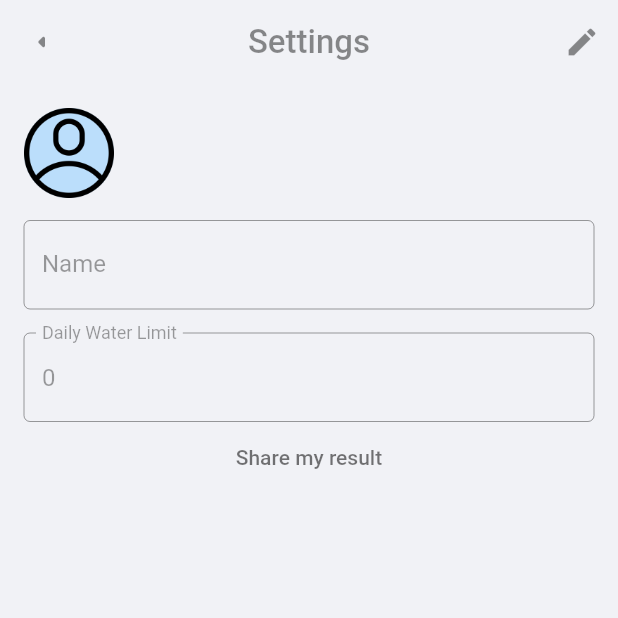
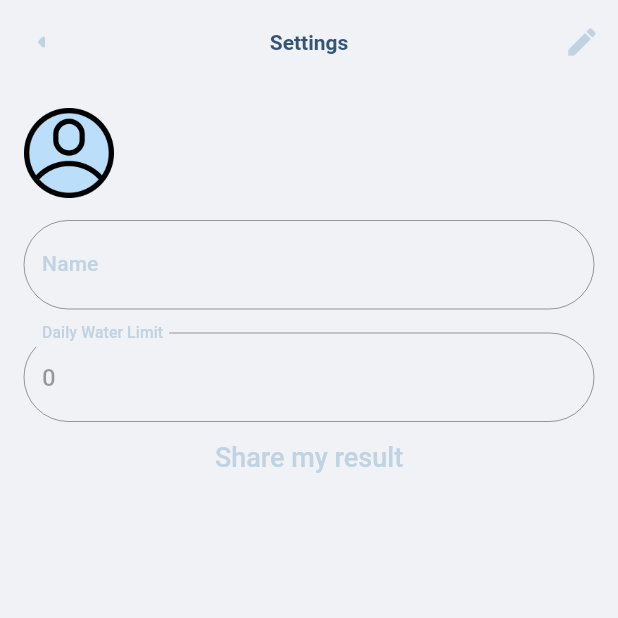
Before and after one commit to extrawest/ew_flutter_water_tracker_app, a Flutter app: the HomeScreen screen opened directly, item 3 of the bottom bar chosen, after a tap on "Share my result", on a phone screen of 412 x 824 dp, the top half of it. Run offline on Flutter 3.47's test engine with Material 2 defaults, Android fonts, the phone set to English and light mode, and no system bars; our stand-ins replace cloud_firestore, device_info, equatable, firebase_analytics, firebase_auth, firebase_core and 16 more; missing offline and left inert: flutter_facebook_auth, flutter_translate_annotations, flutter_udid; accounts and stored records are empty; network calls fail; project files that could hold a hidden picture were left out.

Commit message:
Fix bug with splash on buttons, customize light theme for the app

```diff
--- a/lib/screens/home_screen.dart
+++ b/lib/screens/home_screen.dart
@@ -83,8 +83,8 @@ class _HomeScreenState extends State<HomeScreen> {
             builder: (context, state) {
           if (state.linkParameter != null) {
             SchedulerBinding.instance!.addPostFrameCallback((timeStamp) {
-              ScaffoldMessenger.of(context).showSnackBar(
-                  SnackBar(content: Text('I drunk ${state.linkParameter} milliliters')));
+              ScaffoldMessenger.of(context).showSnackBar(SnackBar(
+                  content: Text('I drunk ${state.linkParameter} milliliters')));
               context.read<DynamicLinkBloc>().add(DropLink());
             });
           }
@@ -104,9 +104,11 @@ class _HomeScreenState extends State<HomeScreen> {
   }
 
   Widget _dateSelect() {
+    final theme = Theme.of(context);
     return BlocBuilder<DatePickerBloc, DatePickerState>(
         builder: (context, state) {
       return Container(
+        height: 50,
         margin: const EdgeInsets.all(10.0),
         decoration: BoxDecoration(
           color: Colors.white,
@@ -115,9 +117,11 @@ class _HomeScreenState extends State<HomeScreen> {
         child: Row(
           mainAxisAlignment: MainAxisAlignment.spaceBetween,
           children: [
-            IconButton(
-              icon: const Icon(Icons.arrow_drop_down),
-              onPressed: () {
+            Padding(
+              padding: const EdgeInsets.only(left: 12.0, right: 5),
+              child: _buttonWrapping(
+                  icon: Icon(Icons.arrow_drop_down, color: theme.primaryColor),
+                  onTap: () {
                     showDatePicker(
                       context: context,
                       initialDate: state.date ?? DateTime.now(),
@@ -128,25 +132,36 @@ class _HomeScreenState extends State<HomeScreen> {
                           .read<DatePickerBloc>()
                           .add(DatePickerSelectDate(date!));
                     });
-              },
+                  }),
             ),
-            Column(
+            Expanded(
+              child: Align(
+                alignment: Alignment.centerLeft,
+                child: Column(
+                  mainAxisAlignment: MainAxisAlignment.center,
                   children: [
-                Text(state.dayOfWeek),
-                Text(state.dateInfo),
+                    Text(state.dayOfWeek, style: Theme.of(context).textTheme.bodyText1,),
+                    Text(state.dateInfo, style: Theme.of(context).textTheme.bodyText1),
                   ],
                 ),
-            Row(children: [
-              IconButton(
-                icon: const Icon(Icons.arrow_left),
-                onPressed: () {},
               ),
-              const VerticalDivider(),
-              IconButton(
-                icon: const Icon(Icons.arrow_right),
-                onPressed: () {},
             ),
-            ]),
+            Row(
+              children: [
+                Padding(
+                  padding: const EdgeInsets.only(right: 10.0),
+                  child: _buttonWrapping(icon: Icon(Icons.arrow_left, color: theme.primaryColor), onTap: () {}),
+                ),
+                Padding(
+                  padding: const EdgeInsets.only(top: 5.0, bottom: 5.0),
+                  child: VerticalDivider(color: theme.primaryColor,),
+                ),
+                Padding(
+                  padding: const EdgeInsets.only(left: 10.0, right: 5),
+                  child: _buttonWrapping(icon: Icon(Icons.arrow_right, color: theme.primaryColor), onTap: () {}),
+                ),
+              ],
+            ),
           ],
         ),
       );
@@ -193,6 +208,7 @@ class _HomeScreenState extends State<HomeScreen> {
           children: [
             Container(
               margin: const EdgeInsets.all(10.0),
+              height: 50,
               decoration: BoxDecoration(
                 color: Colors.white,
                 borderRadius: BorderRadius.circular(20),
@@ -200,32 +216,25 @@ class _HomeScreenState extends State<HomeScreen> {
               child: Row(
                 mainAxisAlignment: MainAxisAlignment.spaceAround,
                 children: [
-                  IconButton(
-                    icon: const Icon(Icons.stacked_bar_chart),
-                    onPressed: () {},
-                  ),
+                  _buttonWrapping(
+                      icon: const Icon(Icons.stacked_bar_chart), onTap: () {}),
                   const SizedBox(),
-                  IconButton(
-                    icon: const Icon(Icons.account_circle_outlined),
-                    onPressed: () {
+                  _buttonWrapping(
+                      icon: const Icon(Icons.account_circle_outlined,),
+                      onTap: () {
                         final oldDailyLimit =
                             drinksProvider.state.dailyWaterLimit;
                         Navigator.pushNamed(context, profileScreenRoute,
                                 arguments: drinksProvider.state.drunkWater)
                             .then((dailyLimit) {
-                        if (dailyLimit == null || dailyLimit == oldDailyLimit) {
+                          if (dailyLimit == null ||
+                              dailyLimit == oldDailyLimit) {
                             return;
                           } else {
                             drinksProvider.add(LoadDailyLimit());
                           }
                         });
-                      // MaterialPageRoute(
-                      //     builder: (_) => BlocProvider<DrinksBloc>.value(
-                      //           value: context.read<DrinksBloc>(),
-                      //           child: const ProfileScreenWrapper(),
-                      //         )));
-                    },
-                  ),
+                      }),
                 ],
               ),
             ),
@@ -235,4 +244,18 @@ class _HomeScreenState extends State<HomeScreen> {
       );
     });
   }
+
+  Widget _buttonWrapping({required Icon icon, required void Function() onTap}) {
+    return Material(
+      child: InkWell(
+        highlightColor: Colors.blueAccent.withOpacity(0.5),
+        borderRadius: BorderRadius.circular(15),
+        onTap: onTap,
+        child: Padding(
+          padding: const EdgeInsets.all(8.0),
+          child: icon,
+        ),
+      ),
+    );
   }
+}
--- a/lib/screens/login_screen.dart
+++ b/lib/screens/login_screen.dart
@@ -3,6 +3,7 @@ import 'package:flutter_bloc/flutter_bloc.dart';
 import 'package:water_tracker/bloc/auth_bloc/auth_bloc_barrel.dart';
 import 'package:water_tracker/common/app_constants.dart';
 import 'package:water_tracker/routes.dart';
+import 'package:water_tracker/theme/decorations.dart';
 
 class LoginScreen extends StatefulWidget {
   const LoginScreen({Key? key}) : super(key: key);
@@ -79,12 +80,7 @@ class _LoginScreenState extends State<LoginScreen> {
               onPressed: () {
                 _loginUser();
               },
-              style: TextButton.styleFrom(
-                padding: const EdgeInsets.all(20),
-                primary: Colors.white,
-                backgroundColor:
-                    const Color.fromRGBO(67, 91, 206, 0.9019607843137255),
-              ),
+              style: textButtonStyle[0],
               child: const Text('Login')),
         ),
         TextButton(
@@ -113,10 +109,12 @@ class _LoginScreenState extends State<LoginScreen> {
         decoration: InputDecoration(
             hintText: hint,
             hintStyle: const TextStyle(fontSize: 20.0, color: Colors.black12),
-            focusedBorder: const OutlineInputBorder(
-                borderSide: BorderSide(color: Color(0xff5aaed4), width: 2)),
-            enabledBorder: const OutlineInputBorder(
-                borderSide: BorderSide(color: Colors.black12, width: 1)),
+            focusedBorder: OutlineInputBorder(
+                borderRadius: BorderRadius.circular(30.0),
+                borderSide: const BorderSide(color: Color(0xff5aaed4), width: 2)),
+            enabledBorder: OutlineInputBorder(
+                borderRadius: BorderRadius.circular(30.0),
+                borderSide: const BorderSide(color: Colors.black12, width: 1)),
             prefixIcon: Padding(
               padding: const EdgeInsets.only(left: 10.0, right: 10.0),
               child: IconTheme(
--- a/lib/screens/profile_screen.dart
+++ b/lib/screens/profile_screen.dart
@@ -7,6 +7,7 @@ import 'package:water_tracker/common/app_constants.dart';
 import 'package:water_tracker/repository/firestore_repository.dart';
 import 'package:water_tracker/repository/storage_repository.dart';
 import 'package:water_tracker/services/firebase/crashlytics_service.dart';
+import 'package:water_tracker/theme/decorations.dart';
 
 class ProfileScreenWrapper extends StatelessWidget {
   const ProfileScreenWrapper({Key? key}) : super(key: key);
@@ -40,16 +41,17 @@ class _ProfileScreenState extends State<ProfileScreen> {
   @override
   Widget build(BuildContext context) {
     final userProvider = context.read<UserProfileBloc>();
+    final theme = Theme.of(context);
     return Scaffold(
       appBar: AppBar(
-        title: const Text(
+        title: Text(
           'Settings',
-          style: TextStyle(color: Colors.black45),
+          style: theme.textTheme.bodyText1,
         ),
         centerTitle: true,
         actions: [
           IconButton(
-            icon: const Icon(Icons.edit),
+            icon: Icon(Icons.edit, color: theme.primaryColor,),
             color: Colors.black45,
             onPressed: () {
               userProvider.add(CheckEdit(true));
@@ -58,8 +60,7 @@ class _ProfileScreenState extends State<ProfileScreen> {
           ),
         ],
         leading: IconButton(
-          icon: const Icon(Icons.arrow_left_rounded),
-          color: Colors.black45,
+          icon: Icon(Icons.arrow_left_rounded, color: theme.primaryColor),
           onPressed: () {
             Navigator.pop(context,
                 context.read<UserProfileBloc>().state.user?.dailyWaterLimit);
@@ -111,10 +112,13 @@ class _ProfileScreenState extends State<ProfileScreen> {
   }
 
   InputDecoration _formDecoration(String label) {
+    final theme = Theme.of(context);
     return InputDecoration(
+      labelStyle: theme.inputDecorationTheme.labelStyle,
       labelText: label,
-      border: const OutlineInputBorder(
-          borderSide: BorderSide(color: Colors.black12, width: 1)),
+      border: theme.inputDecorationTheme.border,
+      focusedBorder: theme.inputDecorationTheme.focusedBorder,
+      enabledBorder: theme.inputDecorationTheme.enabledBorder
     );
   }
 
@@ -139,10 +143,11 @@ class _ProfileScreenState extends State<ProfileScreen> {
             child: SizedBox(
               width: 140,
               child: TextButton(
+                style: textButtonStyle[1],
                 onPressed: () {
                   context.read<UserProfileBloc>().add(PickPhotoFromGallery());
                 },
-                child: const Text('Set new photo'),
+                child: Text('Set new photo', style: Theme.of(context).textTheme.button),
               ),
             ),
           ),
@@ -152,6 +157,7 @@ class _ProfileScreenState extends State<ProfileScreen> {
   }
 
   Widget _form(BuildContext context, UserProfileState state) {
+    final theme = Theme.of(context);
     final sumOfMilliliters = ModalRoute.of(context)!.settings.arguments as int;
     return Form(
       key: _formKey,
@@ -161,27 +167,25 @@ class _ProfileScreenState extends State<ProfileScreen> {
             margin: const EdgeInsets.only(bottom: 16.0),
             child: TextFormField(
               controller: _nameController,
-              style: TextStyle(
-                  color:
-                      state.isEdit ? const Color(0xff274a6d) : Colors.black38),
+              style: state.isEdit ? theme.textTheme.bodyText2 : theme.textTheme.subtitle2,
               enabled: state.isEdit,
               decoration: _formDecoration('Name'),
             ),
           ),
           TextFormField(
             controller: _dailyLimitController,
-            style: TextStyle(
-                color: state.isEdit ? const Color(0xff274a6d) : Colors.black38),
+            style: state.isEdit ? theme.textTheme.bodyText2 : theme.textTheme.subtitle2,
             enabled: state.isEdit,
             decoration: _formDecoration('Daily Water Limit'),
           ),
           Visibility(
             visible: !state.isEdit,
             child: TextButton(
+              style: textButtonStyle[1],
               onPressed: () {
                 context.read<DynamicLinkBloc>().add(ShareDynamicLink(sumOfMilliliters));
               },
-              child: const Text('Share my result'),
+              child: Text('Share my result', style: Theme.of(context).textTheme.button),
             ),
           ),
           Visibility(
@@ -189,17 +193,19 @@ class _ProfileScreenState extends State<ProfileScreen> {
               child: Row(
                 children: [
                   TextButton(
+                    style: textButtonStyle[1],
                     onPressed: () {
                       context.read<UserProfileBloc>().add(SaveChanges(
                           _nameController.text, _dailyLimitController.text));
                     },
-                    child: const Text('Save changes'),
+                    child: Text('Save changes', style: Theme.of(context).textTheme.button),
                   ),
                   TextButton(
+                    style: textButtonStyle[1],
                     onPressed: () {
                       context.read<UserProfileBloc>().add(CheckEdit(false));
                     },
-                    child: const Text('Cancel'),
+                    child: Text('Cancel', style: Theme.of(context).textTheme.button),
                   ),
                 ],
               )),
--- a/lib/screens/register_screen.dart
+++ b/lib/screens/register_screen.dart
@@ -1,6 +1,7 @@
 import 'package:flutter/material.dart';
 import 'package:flutter_bloc/flutter_bloc.dart';
 import 'package:water_tracker/bloc/auth_bloc/auth_bloc_barrel.dart';
+import 'package:water_tracker/theme/decorations.dart';
 import '../routes.dart';
 
 class RegisterScreen extends StatefulWidget {
@@ -90,12 +91,7 @@ class _RegisterScreenState extends State<RegisterScreen> {
                 onPressed: () {
                   _submitForm();
                 },
-                style: TextButton.styleFrom(
-                  padding: const EdgeInsets.all(20),
-                  primary: Colors.white,
-                  backgroundColor:
-                      const Color.fromRGBO(67, 91, 206, 0.9019607843137255),
-                ),
+                style: textButtonStyle[0],
                 child: const Text('Register')),
           ),
           TextButton(
--- a/lib/screens/splash_screen.dart
+++ b/lib/screens/splash_screen.dart
@@ -35,9 +35,7 @@ class _SplashScreenState extends State<SplashScreen> {
           children: [
             Text(
               'Water Tracker',
-              style: TextStyle(
-                  fontSize: 28,
-                  color: Theme.of(context).textTheme.bodyText1?.color),
+              style: Theme.of(context).textTheme.headline5,
             ),
             SizedBox(
               width: 100,
--- a/lib/theme/decorations.dart
+++ b/lib/theme/decorations.dart
@@ -3,8 +3,27 @@ import 'package:water_tracker/theme/theme.dart';
 
 List<BoxShadow> get commonShadow {
   return [
-    const BoxShadow(color: greyLight, offset: Offset(0, 2), blurRadius: 1, spreadRadius: 0),
-    const BoxShadow(color: greyLight, offset: Offset(0, 4), blurRadius: 3, spreadRadius: 0),
-    const BoxShadow(color: greyLight, offset: Offset(0, 8), blurRadius: 5, spreadRadius: 0),
+    const BoxShadow(
+        color: greyLight, offset: Offset(0, 2), blurRadius: 1, spreadRadius: 0),
+    const BoxShadow(
+        color: greyLight, offset: Offset(0, 4), blurRadius: 3, spreadRadius: 0),
+    const BoxShadow(
+        color: greyLight, offset: Offset(0, 8), blurRadius: 5, spreadRadius: 0),
   ];
 }
+
+List<ButtonStyle> get textButtonStyle {
+  return [
+    TextButton.styleFrom(
+      shape: const RoundedRectangleBorder(
+          borderRadius: BorderRadius.all(Radius.circular(30))),
+      padding: const EdgeInsets.all(20),
+      primary: Colors.white,
+      backgroundColor: darkIndgigo,
+    ),
+    ButtonStyle(
+      shape: MaterialStateProperty.all(RoundedRectangleBorder(
+          borderRadius: BorderRadius.circular(30.0))),
+    ),
+  ];
+}
--- a/lib/theme/theme.dart
+++ b/lib/theme/theme.dart
@@ -6,6 +6,8 @@ const Color blackShade = Color(0xFF222222);
 const Color cherryRed = Color(0xffe8001d);
 const Color greyShadeLight = Color(0xFFE5E5E5);
 const Color greyLight = Color(0x0c000000);
+const Color darkIndgigo = Color.fromRGBO(67, 91, 206, 0.9019607843137255);
+const Color darkBlue = Color(0xff345475);
 
 class TextStyles {
   static const notifierTextLabel = TextStyle(
@@ -31,7 +33,7 @@ ThemeData darkTheme = ThemeData(
 );
 
 ThemeData lightTheme = ThemeData(
-  primaryColor: Colors.white,
+  primaryColor: const Color(0xffbfd3e2),//Color.fromRGBO(39, 75, 111, 1),
   scaffoldBackgroundColor: const Color(0xfff1f2f6),
   backgroundColor: greyShadeLight,
   colorScheme: const ColorScheme.light(primary: Colors.black54),
@@ -39,10 +41,29 @@ ThemeData lightTheme = ThemeData(
   dividerColor: Colors.white54,
   // or use string of the font in the assets 'SFUIDisplay'
   fontFamily: GoogleFonts.roboto().fontFamily,
+  iconTheme: const IconThemeData(color: Color(0xff47a5ff)),
   textTheme: const TextTheme(
-    headline1: TextStyle(fontSize: 72.0, fontWeight: FontWeight.bold),
-    headline6: TextStyle(fontSize: 22.0,),
-    bodyText1: TextStyle(color: Color(0xff274a6d)),
-    bodyText2: TextStyle(fontSize: 14.0),
+    headline1: TextStyle(fontSize: 72.0, fontWeight: FontWeight.bold, color: Color(0xffbfd3e2)),
+    headline3: TextStyle(fontSize: 40.0, fontWeight: FontWeight.bold, color: Color(0xffbfd3e2)),
+    headline5: TextStyle(fontSize: 22.0, color: darkBlue, fontWeight: FontWeight.bold),
+    headline6: TextStyle(fontSize: 18.0, color: darkBlue, fontWeight: FontWeight.bold),
+    //bodyText1: TextStyle(color: Color(0xff92b0d0), fontWeight: FontWeight.bold),
+    bodyText1: TextStyle(fontSize: 14.0, color: darkBlue, fontWeight: FontWeight.bold),
+    bodyText2: TextStyle(fontSize: 16.0, color: darkBlue, fontWeight: FontWeight.w500),
+    subtitle1: TextStyle(fontSize: 14.0, color: Color(0xffbfd3e2)),
+    subtitle2: TextStyle(fontSize: 16.0, color: Colors.black38),
+    button: TextStyle(fontSize: 18.0, color: Color(0xffbfd3e2)),
+  ),
+  inputDecorationTheme: InputDecorationTheme(
+    labelStyle: const TextStyle(fontSize: 14.0, color: Color(0xffbfd3e2)),
+    border: OutlineInputBorder(
+        borderRadius: BorderRadius.circular(30.0),
+        borderSide: const BorderSide(width: 1)),
+    enabledBorder: OutlineInputBorder(
+        borderRadius: BorderRadius.circular(30.0),
+        borderSide: const BorderSide(color: Color(0xffbfd3e2), width: 1)),
+    focusedBorder: OutlineInputBorder(
+        borderRadius: BorderRadius.circular(30.0),
+        borderSide: const BorderSide(color: Color(0xff47a5ff), width: 1)),
   ),
 );
--- a/lib/widgets/add_water_button.dart
+++ b/lib/widgets/add_water_button.dart
@@ -24,16 +24,14 @@ class AddWaterButton extends StatelessWidget {
                     blurRadius: 10,
                     offset: Offset(0, 5))
               ],
-              gradient: const LinearGradient(
-                begin: Alignment.topCenter,
-                end: Alignment.bottomCenter,
-                colors: <Color>[
-                  Color(0xff50b3fb),
-                  Color(0xff0082fa),
-                ],
-              )),
-          child: IconButton(
-              onPressed: () {
+          ),
+          child: Material(
+            color: Colors.blue,
+            borderRadius: BorderRadius.circular(20),
+            child: InkWell(
+              highlightColor: Colors.blueAccent.withOpacity(0.5),
+              borderRadius: BorderRadius.circular(20),
+              onTap: () {
                 Navigator.push(
                     context,
                     PopupLayout(
@@ -48,11 +46,13 @@ class AddWaterButton extends StatelessWidget {
                         top: 170,
                         bottom: 170));
               },
-              icon: const Icon(
+              child: const Icon(
                 Icons.add_rounded,
                 color: Colors.white,
                 size: 40,
-              ))),
-    );
+              ),
+            ),
+          ),
+        ));
   }
 }
--- a/lib/widgets/drinks_list.dart
+++ b/lib/widgets/drinks_list.dart
@@ -4,6 +4,7 @@ import 'package:water_tracker/bloc/date_picker_bloc/date_picker_bloc_barrel.dart
 import 'package:water_tracker/bloc/drinks_bloc/drinks_bloc_barrel.dart';
 import 'package:water_tracker/bloc/home_cubit/home_cubit.dart';
 import 'package:water_tracker/models/water_model.dart';
+import 'package:water_tracker/theme/decorations.dart';
 import 'package:water_tracker/widgets/empty_drinks_list.dart';
 
 class DrinksList extends StatelessWidget {
@@ -11,6 +12,7 @@ class DrinksList extends StatelessWidget {
 
   @override
   Widget build(BuildContext context) {
+    final theme = Theme.of(context);
     return BlocBuilder<DrinksBloc, DrinkState>(builder: (context, drinkState) {
       if(drinkState.status == DrinkStatus.loading){
         return const Center(child: CircularProgressIndicator(),);
@@ -26,7 +28,7 @@ class DrinksList extends StatelessWidget {
               padding: const EdgeInsets.all(14.0),
               child: ListView(shrinkWrap: true, children: [
                 ListTile(
-                  title: const Text("Today's drinks:"),
+                  title: Text("Today's drinks:", style: theme.textTheme.headline6,),
                   trailing: IconButton(
                       onPressed: () {}, icon: const Icon(Icons.info_outlined)),
                 ),
@@ -40,8 +42,8 @@ class DrinksList extends StatelessWidget {
                       },
                       key: UniqueKey(),
                       child: ListTile(
-                        title: Text(water.type),
-                        subtitle: Text(water.time),
+                        title: Text(water.type, style: Theme.of(context).textTheme.bodyText2),
+                        subtitle: Text(water.time, style: Theme.of(context).textTheme.subtitle1),
                         trailing: Text('${water.amount}ml'),
                       ),
                     ))
@@ -52,11 +54,8 @@ class DrinksList extends StatelessWidget {
             onPressed: () {
               context.read<HomeCubit>().setTab(HomeTab.progress);
             },
-            style: ButtonStyle(
-              shape: MaterialStateProperty.all(RoundedRectangleBorder(
-                  borderRadius: BorderRadius.circular(30.0))),
-            ),
-            child: const Text('Overall volume'),
+            style: textButtonStyle[1],
+            child: Text('Overall volume', style: Theme.of(context).textTheme.button,),
           ),
         ],
       );
--- a/lib/widgets/drinks_overall.dart
+++ b/lib/widgets/drinks_overall.dart
@@ -4,6 +4,7 @@ import 'package:percent_indicator/circular_percent_indicator.dart';
 import 'package:percent_indicator/linear_percent_indicator.dart';
 import 'package:water_tracker/bloc/drinks_bloc/drinks_bloc_barrel.dart';
 import 'package:water_tracker/bloc/home_cubit/home_cubit.dart';
+import 'package:water_tracker/theme/decorations.dart';
 
 class DrinksOverall extends StatefulWidget {
   const DrinksOverall({Key? key}) : super(key: key);
@@ -26,14 +27,11 @@ class _DrinksOverallState extends State<DrinksOverall> {
                   : _linearIndicator(state),
             ),
             TextButton(
-              style: ButtonStyle(
-                shape: MaterialStateProperty.all(RoundedRectangleBorder(
-                    borderRadius: BorderRadius.circular(30.0))),
-              ),
+              style: textButtonStyle[1],
               onPressed: () {
                 context.read<HomeCubit>().setTab(HomeTab.drinks);
               },
-              child: const Text("Today's drinks"),
+              child: Text("Today's drinks", style: Theme.of(context).textTheme.button,),
             ),
           ],
         ),
--- a/lib/widgets/empty_drinks_list.dart
+++ b/lib/widgets/empty_drinks_list.dart
@@ -25,7 +25,7 @@ class EmptyDrinksList extends StatelessWidget {
             ],
           ),
         ),
-        const Text('No drinks added today'),
+        Text('No drinks added today', style: Theme.of(context).textTheme.headline6,),
       ],
     );
   }
```
Lines whose indentation alone changed are shown as unchanged.
